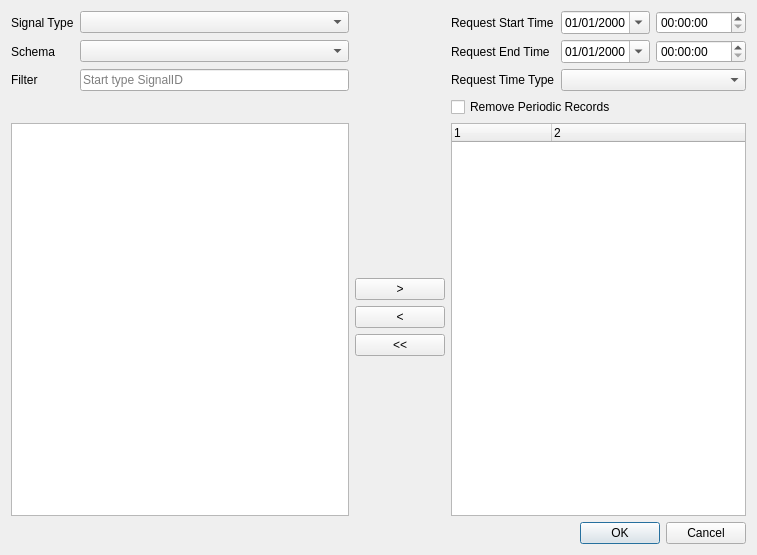
Above: Monitor/DialogChooseArchiveSignals.ui from whiteman-kr/u7set before the change. Below: the same form after it.
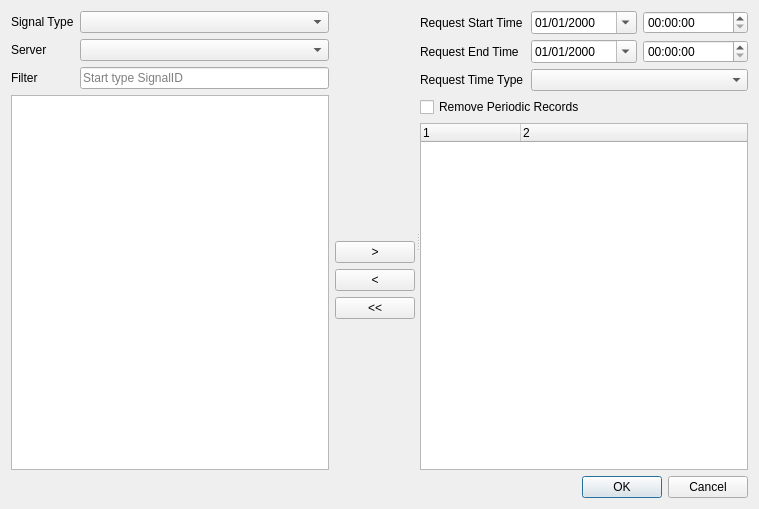
That is the form after the change.

Commit message: RPCT-3258, Monitor: Choose signals from different ADS's for archive

Patch:
```diff
--- a/Monitor/DialogChooseArchiveSignals.ui
+++ b/Monitor/DialogChooseArchiveSignals.ui
@@ -6,8 +6,8 @@
    <rect>
     <x>0</x>
     <y>0</y>
-    <width>757</width>
-    <height>555</height>
+    <width>759</width>
+    <height>509</height>
    </rect>
   </property>
   <property name="minimumSize">
@@ -19,44 +19,74 @@
   <property name="windowTitle">
    <string>Archive Signals</string>
   </property>
-  <layout class="QGridLayout" name="gridLayout3">
-   <item row="1" column="0">
-    <widget class="QDialogButtonBox" name="buttonBox">
+  <layout class="QVBoxLayout" name="verticalLayout">
+   <item>
+    <widget class="QSplitter" name="splitter">
+     <property name="frameShape">
+      <enum>QFrame::NoFrame</enum>
+     </property>
+     <property name="frameShadow">
+      <enum>QFrame::Plain</enum>
+     </property>
+     <property name="midLineWidth">
+      <number>0</number>
+     </property>
      <property name="orientation">
       <enum>Qt::Horizontal</enum>
      </property>
-     <property name="standardButtons">
-      <set>QDialogButtonBox::Cancel|QDialogButtonBox::Ok</set>
+     <property name="opaqueResize">
+      <bool>true</bool>
      </property>
-    </widget>
-   </item>
-   <item row="0" column="0">
-    <layout class="QGridLayout" name="gridLayout" rowstretch="0,0,0,0,0,0,0,0,0,0,0,0" columnstretch="0,3,1,1,1,1">
+     <property name="handleWidth">
+      <number>5</number>
+     </property>
+     <property name="childrenCollapsible">
+      <bool>false</bool>
+     </property>
+     <widget class="QWidget" name="layoutWidget">
+      <layout class="QGridLayout" name="gridLayout_src" rowstretch="0,0,0,0,0,0,0,0,0,0,0,0" columnstretch="0,0,0">
      <property name="sizeConstraint">
       <enum>QLayout::SetDefaultConstraint</enum>
      </property>
-     <item row="1" column="4">
-      <widget class="QDateEdit" name="startDateEdit">
-       <property name="buttonSymbols">
-        <enum>QAbstractSpinBox::UpDownArrows</enum>
-       </property>
-       <property name="showGroupSeparator" stdset="0">
-        <bool>true</bool>
-       </property>
-       <property name="currentSection">
-        <enum>QDateTimeEdit::MonthSection</enum>
-       </property>
-       <property name="displayFormat">
-        <string>MM/dd/yyyy</string>
-       </property>
-       <property name="calendarPopup">
-        <bool>true</bool>
-       </property>
-       <property name="timeSpec">
-        <enum>Qt::UTC</enum>
+       <item row="2" column="0">
+        <widget class="QLabel" name="schemaLabel">
+         <property name="text">
+          <string>Server</string>
+         </property>
+        </widget>
+       </item>
+       <item row="5" column="0" rowspan="7" colspan="2">
+        <widget class="QTreeView" name="filteredSignals">
+         <property name="rootIsDecorated">
+          <bool>false</bool>
+         </property>
+         <property name="itemsExpandable">
+          <bool>false</bool>
+         </property>
+         <property name="sortingEnabled">
+          <bool>false</bool>
+         </property>
+         <property name="headerHidden">
+          <bool>false</bool>
+         </property>
+         <property name="expandsOnDoubleClick">
+          <bool>false</bool>
        </property>
       </widget>
      </item>
+       <item row="9" column="2">
+        <spacer name="verticalSpacer2">
+         <property name="orientation">
+          <enum>Qt::Vertical</enum>
+         </property>
+         <property name="sizeHint" stdset="0">
+          <size>
+           <width>20</width>
+           <height>40</height>
+          </size>
+         </property>
+        </spacer>
+       </item>
      <item row="1" column="0">
       <widget class="QLabel" name="signalTypeLabel">
        <property name="text">
@@ -64,26 +94,18 @@
        </property>
       </widget>
      </item>
-     <item row="3" column="3">
-      <widget class="QLabel" name="timeTypeLabel">
-       <property name="text">
-        <string>Request Time Type</string>
-       </property>
-      </widget>
-     </item>
-     <item row="2" column="3">
-      <widget class="QLabel" name="endTimeLabel">
-       <property name="text">
-        <string>Request End Time</string>
-       </property>
-      </widget>
-     </item>
-     <item row="3" column="0">
-      <widget class="QLabel" name="filterLabel">
-       <property name="text">
-        <string>Filter</string>
-       </property>
-      </widget>
+       <item row="5" column="2">
+        <spacer name="verticalSpacer1">
+         <property name="orientation">
+          <enum>Qt::Vertical</enum>
+         </property>
+         <property name="sizeHint" stdset="0">
+          <size>
+           <width>20</width>
+           <height>40</height>
+          </size>
+         </property>
+        </spacer>
      </item>
      <item row="3" column="1">
       <widget class="QLineEdit" name="filterEdit">
@@ -95,100 +117,161 @@
        </property>
       </widget>
      </item>
-     <item row="5" column="2">
-      <spacer name="verticalSpacer1">
-       <property name="orientation">
-        <enum>Qt::Vertical</enum>
-       </property>
-       <property name="sizeHint" stdset="0">
-        <size>
-         <width>20</width>
-         <height>40</height>
-        </size>
-       </property>
-      </spacer>
-     </item>
-     <item row="2" column="0">
-      <widget class="QLabel" name="schemaLabel">
-       <property name="text">
-        <string>Schema</string>
-       </property>
-      </widget>
-     </item>
-     <item row="5" column="0" rowspan="7" colspan="2">
-      <widget class="QTreeView" name="filteredSignals">
-       <property name="rootIsDecorated">
-        <bool>false</bool>
-       </property>
-       <property name="itemsExpandable">
-        <bool>false</bool>
-       </property>
-       <property name="sortingEnabled">
-        <bool>false</bool>
-       </property>
-       <property name="headerHidden">
-        <bool>false</bool>
-       </property>
-       <property name="expandsOnDoubleClick">
-        <bool>false</bool>
-       </property>
-      </widget>
-     </item>
-     <item row="1" column="3">
-      <widget class="QLabel" name="startTimeLabel">
-       <property name="text">
-        <string>Request Start Time</string>
-       </property>
-      </widget>
-     </item>
-     <item row="7" column="2">
-      <widget class="QPushButton" name="removeSignalButton">
-       <property name="text">
-        <string>&lt;</string>
-       </property>
-      </widget>
-     </item>
-     <item row="8" column="2">
-      <widget class="QPushButton" name="removeAllSignalsButton">
-       <property name="text">
-        <string>&lt;&lt;</string>
-       </property>
-      </widget>
-     </item>
      <item row="6" column="2">
       <widget class="QPushButton" name="addSignalButton">
+         <property name="sizePolicy">
+          <sizepolicy hsizetype="Maximum" vsizetype="Fixed">
+           <horstretch>0</horstretch>
+           <verstretch>0</verstretch>
+          </sizepolicy>
+         </property>
        <property name="text">
         <string>&gt;</string>
        </property>
-      </widget>
-     </item>
-     <item row="9" column="2">
-      <spacer name="verticalSpacer2">
-       <property name="orientation">
-        <enum>Qt::Vertical</enum>
-       </property>
-       <property name="sizeHint" stdset="0">
-        <size>
-         <width>20</width>
-         <height>40</height>
-        </size>
-       </property>
-      </spacer>
-     </item>
+         <property name="flat">
+          <bool>false</bool>
+         </property>
+        </widget>
+       </item>
      <item row="1" column="1">
       <widget class="QComboBox" name="signalTypeCombo"/>
      </item>
+       <item row="8" column="2">
+        <widget class="QPushButton" name="removeAllSignalsButton">
+         <property name="sizePolicy">
+          <sizepolicy hsizetype="Maximum" vsizetype="Fixed">
+           <horstretch>0</horstretch>
+           <verstretch>0</verstretch>
+          </sizepolicy>
+         </property>
+         <property name="text">
+          <string>&lt;&lt;</string>
+         </property>
+        </widget>
+       </item>
+       <item row="3" column="0">
+        <widget class="QLabel" name="filterLabel">
+         <property name="text">
+          <string>Filter</string>
+         </property>
+        </widget>
+       </item>
+       <item row="7" column="2">
+        <widget class="QPushButton" name="removeSignalButton">
+         <property name="sizePolicy">
+          <sizepolicy hsizetype="Maximum" vsizetype="Fixed">
+           <horstretch>0</horstretch>
+           <verstretch>0</verstretch>
+          </sizepolicy>
+         </property>
+         <property name="text">
+          <string>&lt;</string>
+         </property>
+        </widget>
+       </item>
      <item row="2" column="1">
-      <widget class="QComboBox" name="schemaCombo"/>
-     </item>
-     <item row="1" column="5">
+        <widget class="QComboBox" name="serverCombo"/>
+       </item>
+      </layout>
+     </widget>
+     <widget class="QWidget" name="gridLayoutWidget">
+      <layout class="QGridLayout" name="gridLayout_dst">
+       <item row="3" column="0" colspan="3">
+        <widget class="QCheckBox" name="removePeriodicCheckbox">
+         <property name="text">
+          <string>Remove Periodic Records</string>
+         </property>
+         <property name="checkable">
+          <bool>true</bool>
+         </property>
+         <property name="checked">
+          <bool>false</bool>
+         </property>
+        </widget>
+       </item>
+       <item row="1" column="1">
+        <widget class="QDateEdit" name="endDateEdit">
+         <property name="buttonSymbols">
+          <enum>QAbstractSpinBox::UpDownArrows</enum>
+         </property>
+         <property name="showGroupSeparator" stdset="0">
+          <bool>true</bool>
+         </property>
+         <property name="currentSection">
+          <enum>QDateTimeEdit::MonthSection</enum>
+         </property>
+         <property name="displayFormat">
+          <string>MM/dd/yyyy</string>
+         </property>
+         <property name="calendarPopup">
+          <bool>true</bool>
+         </property>
+         <property name="timeSpec">
+          <enum>Qt::UTC</enum>
+         </property>
+        </widget>
+       </item>
+       <item row="1" column="0">
+        <widget class="QLabel" name="endTimeLabel">
+         <property name="text">
+          <string>Request End Time</string>
+         </property>
+        </widget>
+       </item>
+       <item row="2" column="0">
+        <widget class="QLabel" name="timeTypeLabel">
+         <property name="text">
+          <string>Request Time Type</string>
+         </property>
+        </widget>
+       </item>
+       <item row="0" column="0">
+        <widget class="QLabel" name="startTimeLabel">
+         <property name="text">
+          <string>Request Start Time</string>
+         </property>
+        </widget>
+       </item>
+       <item row="1" column="2">
+        <widget class="QTimeEdit" name="endTimeEdit">
+         <property name="displayFormat">
+          <string>HH:mm:ss</string>
+         </property>
+        </widget>
+       </item>
+       <item row="0" column="1">
+        <widget class="QDateEdit" name="startDateEdit">
+         <property name="buttonSymbols">
+          <enum>QAbstractSpinBox::UpDownArrows</enum>
+         </property>
+         <property name="showGroupSeparator" stdset="0">
+          <bool>true</bool>
+         </property>
+         <property name="currentSection">
+          <enum>QDateTimeEdit::MonthSection</enum>
+         </property>
+         <property name="displayFormat">
+          <string>MM/dd/yyyy</string>
+         </property>
+         <property name="calendarPopup">
+          <bool>true</bool>
+         </property>
+         <property name="timeSpec">
+          <enum>Qt::UTC</enum>
+         </property>
+        </widget>
+       </item>
+       <item row="0" column="2">
       <widget class="QTimeEdit" name="startTimeEdit">
        <property name="displayFormat">
         <string>HH:mm:ss</string>
        </property>
       </widget>
      </item>
-     <item row="5" column="3" rowspan="7" colspan="3">
+       <item row="2" column="1" colspan="2">
+        <widget class="QComboBox" name="timeTypeCombo"/>
+       </item>
+       <item row="4" column="0" colspan="3">
       <widget class="QTreeWidget" name="archiveSignals">
        <property name="rootIsDecorated">
         <bool>false</bool>
@@ -220,52 +303,19 @@
        </column>
       </widget>
      </item>
-     <item row="3" column="4" colspan="2">
-      <widget class="QComboBox" name="timeTypeCombo"/>
-     </item>
-     <item row="2" column="4">
-      <widget class="QDateEdit" name="endDateEdit">
-       <property name="buttonSymbols">
-        <enum>QAbstractSpinBox::UpDownArrows</enum>
-       </property>
-       <property name="showGroupSeparator" stdset="0">
-        <bool>true</bool>
-       </property>
-       <property name="currentSection">
-        <enum>QDateTimeEdit::MonthSection</enum>
-       </property>
-       <property name="displayFormat">
-        <string>MM/dd/yyyy</string>
-       </property>
-       <property name="calendarPopup">
-        <bool>true</bool>
-       </property>
-       <property name="timeSpec">
-        <enum>Qt::UTC</enum>
-       </property>
-      </widget>
-     </item>
-     <item row="2" column="5">
-      <widget class="QTimeEdit" name="endTimeEdit">
-       <property name="displayFormat">
-        <string>HH:mm:ss</string>
-       </property>
-      </widget>
-     </item>
-     <item row="4" column="3" colspan="3">
-      <widget class="QCheckBox" name="removePeriodicCheckbox">
-       <property name="text">
-        <string>Remove Periodic Records</string>
-       </property>
-       <property name="checkable">
-        <bool>true</bool>
-       </property>
-       <property name="checked">
-        <bool>false</bool>
-       </property>
-      </widget>
-     </item>
-    </layout>
+      </layout>
+     </widget>
+    </widget>
+   </item>
+   <item>
+    <widget class="QDialogButtonBox" name="buttonBox">
+     <property name="orientation">
+      <enum>Qt::Horizontal</enum>
+     </property>
+     <property name="standardButtons">
+      <set>QDialogButtonBox::Cancel|QDialogButtonBox::Ok</set>
+     </property>
+    </widget>
    </item>
   </layout>
  </widget>
```
Left out of the diff: 9 changed lines with no effect on the pictures. Lines whose indentation alone changed are shown as unchanged. The commit also changes 21 other files.
